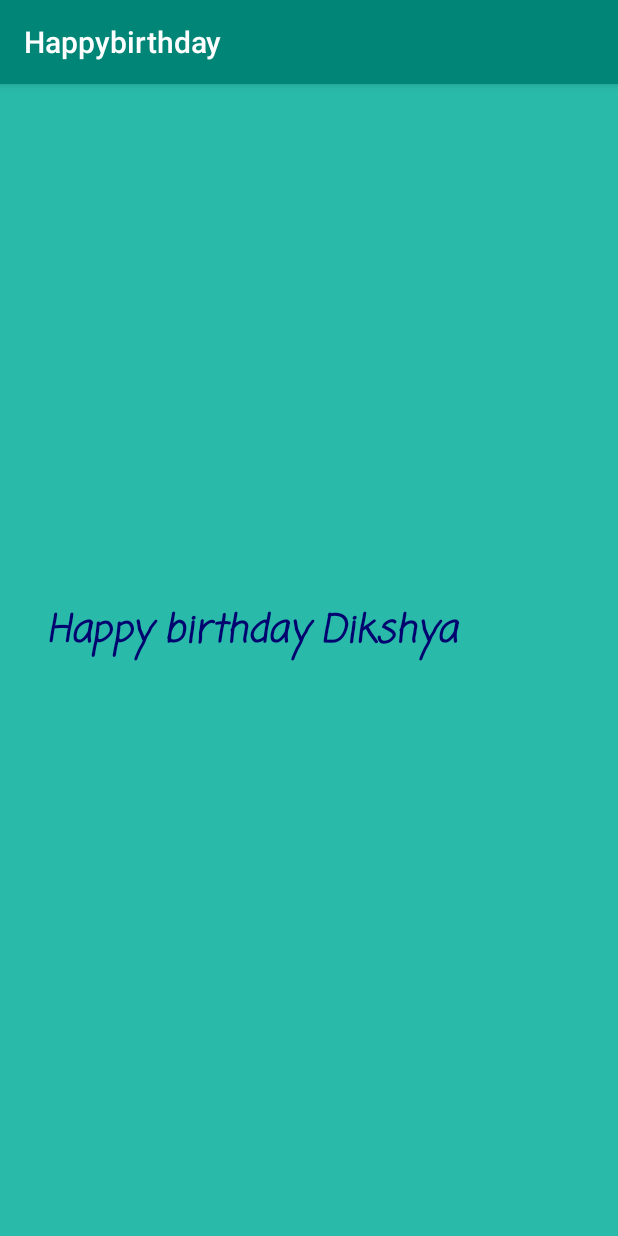
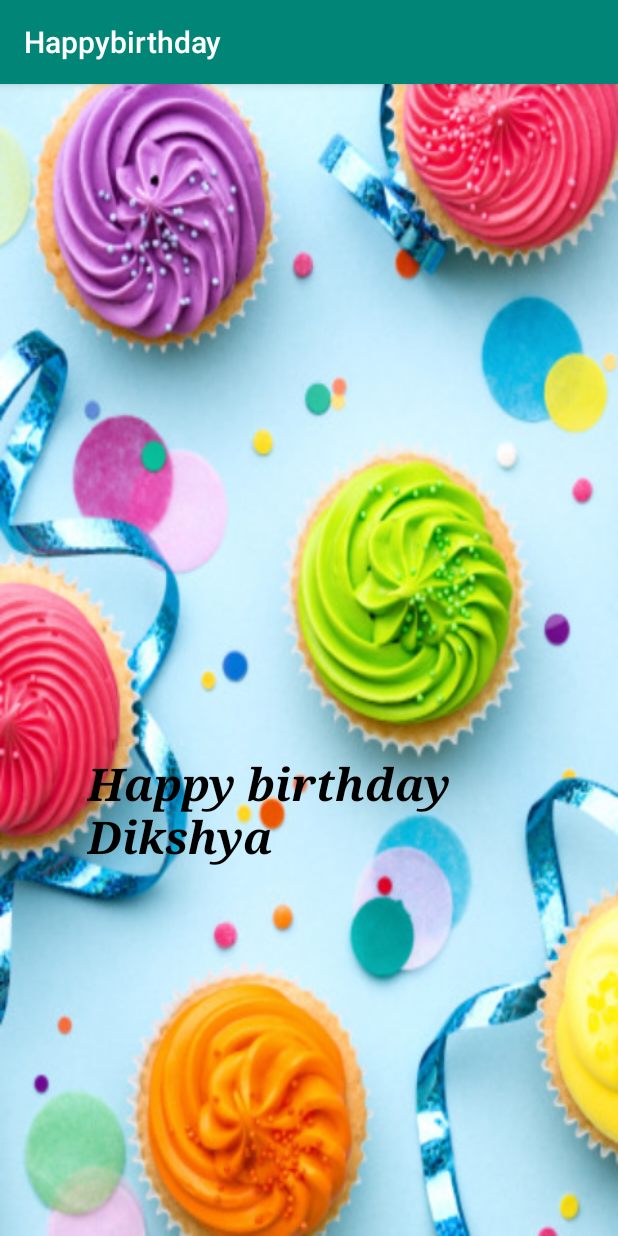
Before and after one commit to Dikshyakarki20/HappyBirthday, an Android app: the screen it shows after launch (MainActivity), on a phone screen of 412 x 824 dp. Run offline under Robolectric (Android 15) with nearby library versions, the phone set to English and light mode, and no system bars.

Commit message:
birthday commit

```diff
--- a/app/src/main/res/layout/activity_main.xml
+++ b/app/src/main/res/layout/activity_main.xml
@@ -4,21 +4,24 @@
     xmlns:tools="http://schemas.android.com/tools"
     android:layout_width="match_parent"
     android:layout_height="match_parent"
-    android:background="#E411B3A0"
-    tools:context=".MainActivity">
+
+    tools:context=".MainActivity"
+    android:background="@drawable/birthday">
 
     <TextView
-        android:layout_width="350dp"
-        android:layout_height="77dp"
+        android:layout_width="354dp"
+        android:layout_height="84dp"
         android:text="Happy birthday Dikshya"
-        android:textColor="#01036F"
-        android:textSize="25sp"
+        android:textColor="#000000"
+        android:textSize="30sp"
         android:textStyle="bold|italic"
-        app:fontFamily="casual"
+        app:fontFamily="serif"
+
         app:layout_constraintBottom_toBottomOf="parent"
-        app:layout_constraintHorizontal_bias="0.491"
+        app:layout_constraintHorizontal_bias="1.0"
         app:layout_constraintLeft_toLeftOf="parent"
         app:layout_constraintRight_toRightOf="parent"
-        app:layout_constraintTop_toTopOf="parent" />
+        app:layout_constraintTop_toTopOf="parent"
+        app:layout_constraintVertical_bias="0.652" />
 
 </androidx.constraintlayout.widget.ConstraintLayout>
```
Also changed, not shown: app/src/main/res/drawable/birthday.jpg (added).
